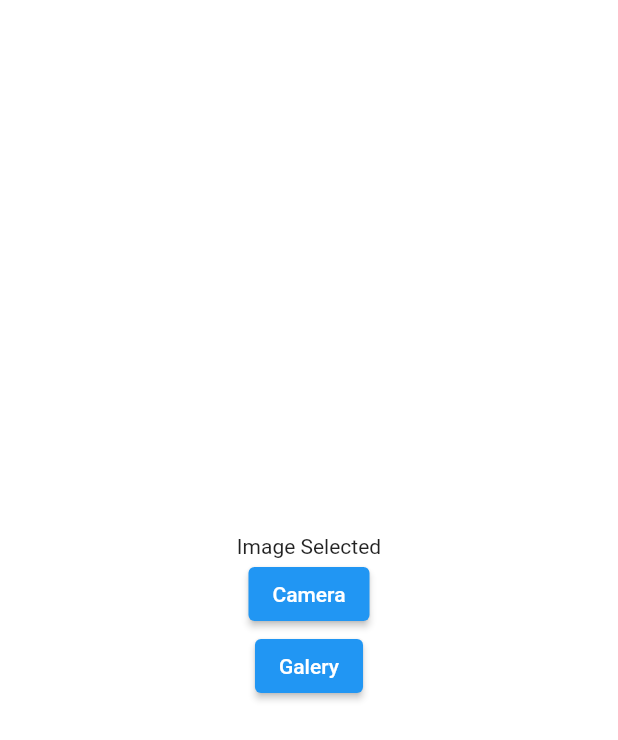
After one commit to thirvusoft/money-manager, a Flutter app: the HomeScreen screen opened directly, after a tap on "Galery", on a phone screen of 412 x 824 dp. The commit adds this screen. Shown: the top 740 px of the screen. Run offline on Flutter 3.47's test engine with Material 2 defaults, Android fonts, the light colour scheme and no system bars; our stand-ins replace animated_text_kit, curved_navigation_bar, file_picker, flutter_login, google_fonts, image_picker and 3 more; accounts and stored records are empty.

Commit message:
Loading Page Completed

```diff
--- /dev/null
+++ b/lib/views/imageScreen.dart
@@ -0,0 +1,86 @@
+import 'dart:io';
+import 'package:flutter/material.dart';
+import 'package:image_picker/image_picker.dart';
+import 'package:money_manager/views/screens/Homescreen/expensesSearch.dart';
+
+
+void main() {
+  runApp(MyApp());
+}
+
+class MyApp extends StatelessWidget {
+  @override
+  Widget build(BuildContext context) {
+    return MaterialApp(
+      debugShowCheckedModeBanner: false,
+      title: 'Pick Image',
+      theme: ThemeData.dark(),
+      home: const HomeScreen(),
+    );
+  }
+}
+
+class HomeScreen extends StatefulWidget {
+  const HomeScreen({Key? key}) : super(key: key);
+
+  @override
+  _HomeScreenState createState() => _HomeScreenState();
+}
+
+class _HomeScreenState extends State<HomeScreen> {
+  File _myImage = File('');
+  int isFileSelected = 0;
+  ImagePicker picker = ImagePicker();
+
+  pickImage(ImageSource source) async {
+    XFile? image = await picker.pickImage(
+      source: source,
+      imageQuality: 100,
+      maxHeight: MediaQuery.of(context).size.height,
+      maxWidth: MediaQuery.of(context).size.width,
+      preferredCameraDevice: CameraDevice.rear,
+    );
+    setState(() {
+      print(_myImage);
+      if (image == null) {
+        //TODO: Image not selected action.
+        isFileSelected = 0;
+      } else {
+        //TODO: Image selected action.
+        _myImage = File(image.path);
+        isFileSelected = 1;
+      }
+    });
+  }
+
+  Widget showImage(File file) {
+    if (isFileSelected == 0) {
+      //TODO: Image not selected widget.
+      return Center(child: Text("Image Selected"));
+    } else {
+      //TODO: Image selected widget.
+      return Container(
+        height: MediaQuery.of(context).size.width * 9 / 16,
+        width: MediaQuery.of(context).size.width,
+        child: Image.file(file, fit: BoxFit.contain),
+      );
+    }
+    // ignore: dead_code
+
+  }
+
+  @override
+  Widget build(BuildContext context) {
+    return Scaffold(
+      body: Column(
+        mainAxisSize: MainAxisSize.max,
+        mainAxisAlignment: MainAxisAlignment.center,
+        children: [
+          showImage(_myImage),
+          ElevatedButton(onPressed: () => expenseSearch(),child: Text("Camera")),
+          ElevatedButton(onPressed: () => pickImage(ImageSource.gallery), child: const Text("Galery")),
+        ],
+      ),
+    );
+  }
+}
--- a/lib/views/screens/loginScreen.dart
+++ b/lib/views/screens/loginScreen.dart
@@ -1,6 +1,5 @@
 import 'dart:async';
 import 'package:flutter/material.dart';
-
 import 'package:money_manager/views/screens/Animation/FadeAnimation.dart';
 import 'package:money_manager/views/screens/forgetpasswordscreen.dart';
 import 'package:http/http.dart' as http;
@@ -26,7 +25,7 @@ class _login_pageState extends State<login_page> {
   final RoundedLoadingButtonController _btnController = RoundedLoadingButtonController();
 void _doSomething() async {
     Timer(Duration(seconds: 1),() {
-      MainScreen();
+
         _btnController.reset(
 
         );
@@ -221,7 +220,7 @@ void _doSomething() async {
       if (response.statusCode == 200) {
         Navigator.push(
           context,
-          MaterialPageRoute(builder: (context) => login_page()),
+          MaterialPageRoute(builder: (context) => MainScreen()),
         );
         ScaffoldMessenger.of(context).showSnackBar(SnackBar(
           content: Text("Email Send successful"),
--- a/lib/views/screens/profile.dart
+++ b/lib/views/screens/profile.dart
@@ -34,6 +34,10 @@ class ProfilePage extends StatelessWidget {
             SizedBox(
               height: 16,
             ),
+               Text(
+              "8579487498",
+            ),
+            Divider(),
             FlatButton(
               child: Text(
                 'Logout',
--- a/lib/widgets/BottomNavigation.dart
+++ b/lib/widgets/BottomNavigation.dart
@@ -15,6 +15,7 @@ class MainScreen extends StatefulWidget {
 }
 
 class _MainScreenState extends State<MainScreen> {
+
   int selectedpage = 0; //initial value
   final _pageOptions = [
     searchbar(),
@@ -35,6 +36,7 @@ class _MainScreenState extends State<MainScreen> {
   @override
   Widget build(BuildContext context) {
     return Scaffold(
+      backgroundColor: Color.fromARGB(255, 93, 99, 216),
       body: _pageOptions[selectedpage],
       bottomNavigationBar: CurvedNavigationBar(
         height: 50,
@@ -73,6 +75,7 @@ class _MainScreenState extends State<MainScreen> {
           ),
           Icon(
             Icons.person_add,
+
             color: Color.fromARGB(255, 93, 99, 216),
           ),
         ],
--- a/pubspec.yaml
+++ b/pubspec.yaml
@@ -55,6 +55,8 @@ dependencies:
   flappy_search_bar: ^1.7.2
   animated_text_kit: ^4.2.1
   bottom_navy_bar: ^6.0.0
+  image_cropper: ^1.5.0
+  file_picker: ^4.5.0
 dev_dependencies:
   flutter_test:
     sdk: flutter
```
Also changed, not shown: lib/views/screens/Categories/Asset.dart (+4 -9 lines), lib/views/screens/Categories/Expense.dart (+3 -9 lines), lib/views/screens/Homescreen/expensesSearch.dart (+19 -2 lines), lib/views/screens/fileScreen.dart (added, +72 -0 lines), pubspec.lock.
